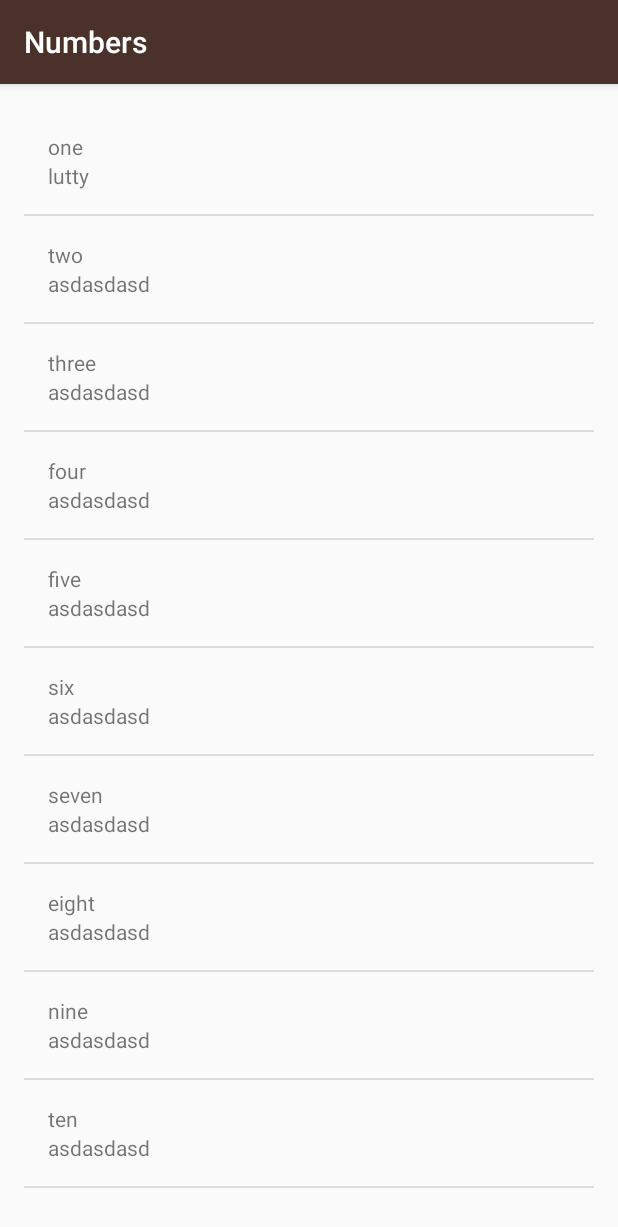
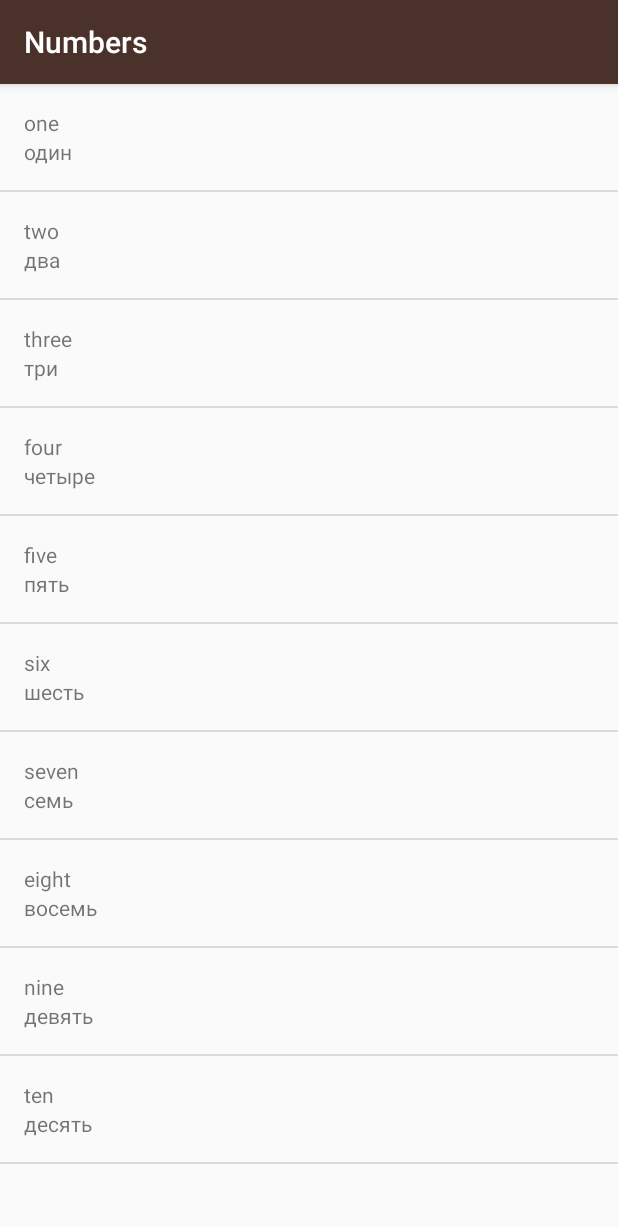
Before and after one commit to sviridovartem/Android-Udacity, an Android app: the NumbersActivity screen opened directly, with no data from a screen before it, on a phone screen of 412 x 824 dp. Shown: the top 1227 px of the screen. Run offline under Robolectric (Android 15) with nearby library versions, the phone set to English and light mode, and no system bars.

Commit message:
four chapters

```diff
--- a/app/src/main/java/com/example/android/miwok/NumbersActivity.java
+++ b/app/src/main/java/com/example/android/miwok/NumbersActivity.java
@@ -2,11 +2,7 @@ package com.example.android.miwok;
 
 import android.support.v7.app.AppCompatActivity;
 import android.os.Bundle;
-import android.widget.ArrayAdapter;
-import android.widget.GridView;
-import android.widget.LinearLayout;
 import android.widget.ListView;
-import android.widget.TextView;
 
 import java.util.ArrayList;
 
@@ -15,20 +11,20 @@ public class NumbersActivity extends AppCompatActivity {
     @Override
     protected void onCreate(Bundle savedInstanceState) {
         super.onCreate(savedInstanceState);
-        setContentView(R.layout.activity_numbers);
+        setContentView(R.layout.word_list);
 
 
         ArrayList<Word> words = new ArrayList<>();
-        words.add(new Word("one", "lutty"));
-        words.add(new Word("two", "asdasdasd"));
-        words.add(new Word("three", "asdasdasd"));
-        words.add(new Word("four", "asdasdasd"));
-        words.add(new Word("five", "asdasdasd"));
-        words.add(new Word("six", "asdasdasd"));
-        words.add(new Word("seven", "asdasdasd"));
-        words.add(new Word("eight", "asdasdasd"));
-        words.add(new Word("nine", "asdasdasd"));
-        words.add(new Word("ten", "asdasdasd"));
+        words.add(new Word("one", "один"));
+        words.add(new Word("two", "два"));
+        words.add(new Word("three", "три"));
+        words.add(new Word("four", "четыре"));
+        words.add(new Word("five", "пять"));
+        words.add(new Word("six", "шесть"));
+        words.add(new Word("seven", "семь"));
+        words.add(new Word("eight", "восемь"));
+        words.add(new Word("nine", "девять"));
+        words.add(new Word("ten", "десять"));
 
         WordAdapter adapter = new WordAdapter(this, words);
 
--- a/app/src/main/res/layout/activity_numbers.xml
+++ b/app/src/main/res/layout/word_list.xml
@@ -4,11 +4,6 @@
     android:id="@+id/list"
     android:layout_width="match_parent"
     android:layout_height="match_parent"
-    android:orientation="vertical"
-    android:paddingBottom="@dimen/activity_vertical_margin"
-    android:paddingLeft="@dimen/activity_horizontal_margin"
-    android:paddingRight="@dimen/activity_horizontal_margin"
-    android:paddingTop="@dimen/activity_vertical_margin"
-    tools:context="com.example.android.miwok.NumbersActivity" />
+    tools:context="com.example.android.miwok.NumbersActivity"/>
 
     <!--<GridView xmlns:android="http://schemas.android.com/apk/res/android"--><!--android:id="@+id/list"--><!--android:layout_width="match_parent"--><!--android:layout_height="match_parent"--><!--android:columnWidth="90dp"--><!--android:gravity="center"--><!--android:horizontalSpacing="10dp"--><!--android:numColumns="auto_fit"--><!--android:stretchMode="columnWidth"--><!--android:verticalSpacing="10dp" />-->
```
Also changed, not shown: app/src/main/java/com/example/android/miwok/ColorsActivity.java (+21 -1 lines), app/src/main/java/com/example/android/miwok/FamilyActivity.java (+26 -1 lines), app/src/main/java/com/example/android/miwok/PhrasersActivity.java (+23 -1 lines), app/src/main/res/layout/activity_colors.xml (deleted, +0 -13 lines), app/src/main/res/layout/activity_family.xml (deleted, +0 -13 lines), app/src/main/res/layout/activity_phrasers.xml (deleted, +0 -13 lines).
